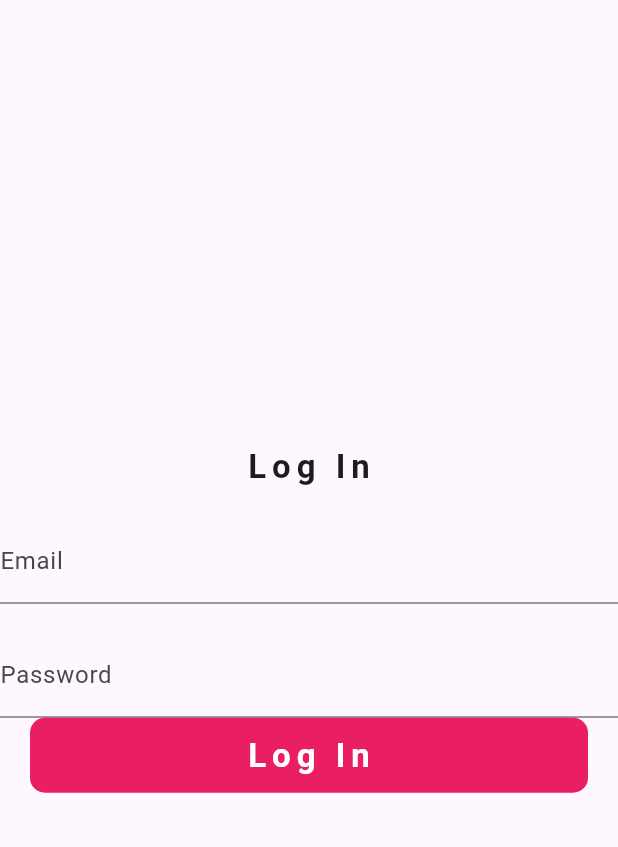
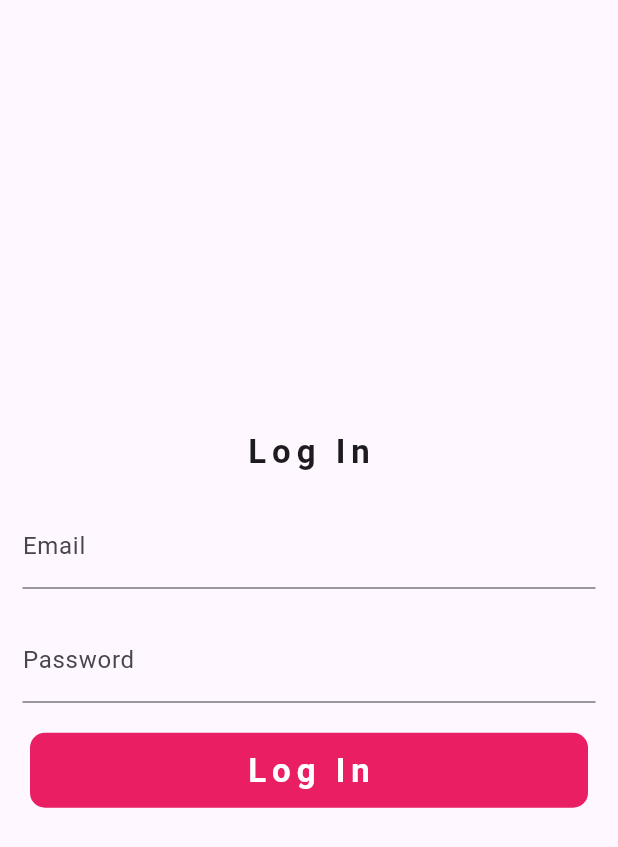
Before and after one commit to adogbeji/FlutterPracticeApp3, a Flutter app: the screen it shows after launch, on a phone screen of 412 x 824 dp. Shown: the top 847 px of the screen. Run offline on Flutter 3.47's test engine with Material 3 defaults, Android fonts, the phone set to English and light mode, and no system bars.

Commit message:
Wrap login screen with Padding widget & create space between login button & password input field

```diff
--- a/lib/views/screens/auth/login_screen.dart
+++ b/lib/views/screens/auth/login_screen.dart
@@ -1,5 +1,3 @@
-import 'dart:ffi';
-
 import 'package:flutter/material.dart';
 
 class LoginScreen extends StatelessWidget {
@@ -8,7 +6,9 @@ class LoginScreen extends StatelessWidget {
   @override
   Widget build(BuildContext context) {
     return Scaffold(
-      body: Column(
+      body: Padding(
+        padding: const EdgeInsets.all(15.0),
+        child: Column(
           mainAxisAlignment: MainAxisAlignment.center,
           children: <Widget>[
             const Text(
@@ -42,6 +42,8 @@ class LoginScreen extends StatelessWidget {
               ),
             ),
 
+            const SizedBox(height: 20,),
+
             // LOGIN BUTTON
             Container(
               width: MediaQuery.of(context).size.width - 40,
@@ -64,6 +66,7 @@ class LoginScreen extends StatelessWidget {
             ),
           ],
         ),
+      ),
     );
   }
 }
```
Lines whose indentation alone changed are shown as unchanged.
